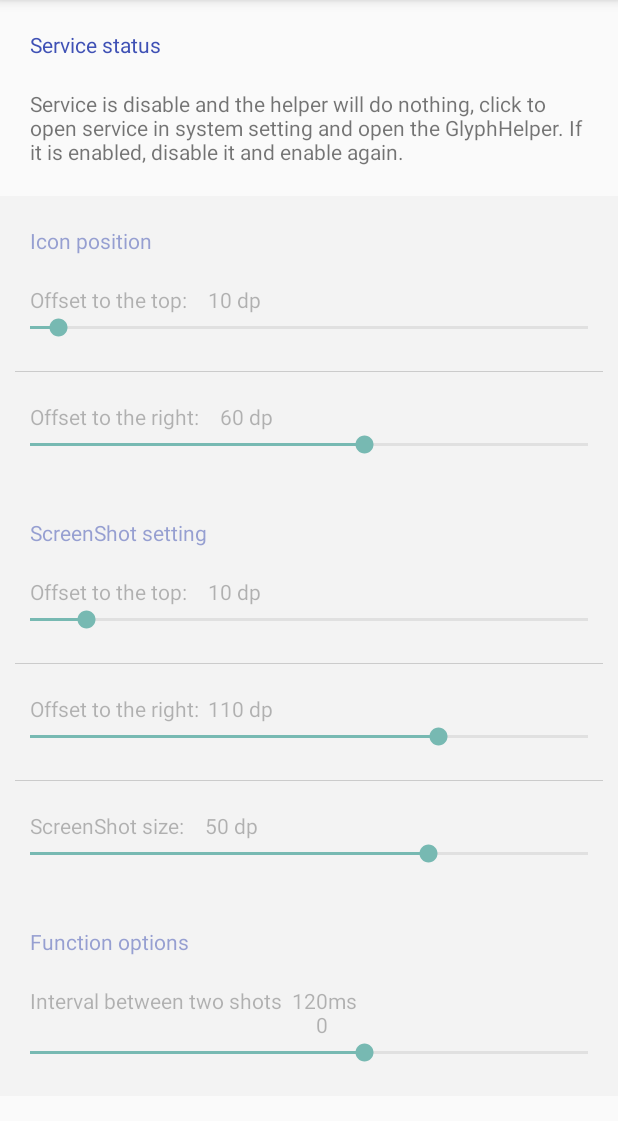
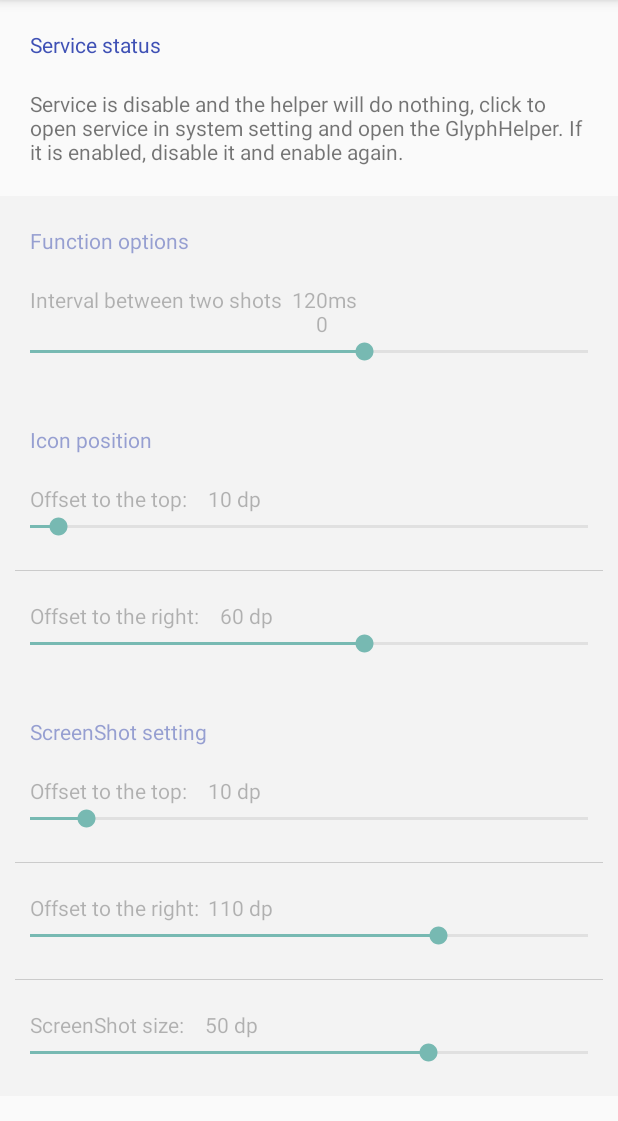
Before and after one commit to GhostFlying/GlyphHelper, an Android app: the screen it shows after launch (MainActivity), on a phone screen of 412 x 824 dp, the part 84-1205 px from its top. Run offline under Robolectric (Android 15) with nearby library versions, the phone set to English and light mode, and no system bars; our stand-ins replace ButterKnife.

Commit message:
improve compatibility with 4.o

```diff
--- a/app/build.gradle
+++ b/app/build.gradle
@@ -15,8 +15,8 @@ android {
         applicationId "com.ghostflying.glyphhelper"
         minSdkVersion 15
         targetSdkVersion 21
-        versionCode 2
-        versionName "1.1"
+        versionCode 3
+        versionName "1.2"
     }
     buildTypes {
         release {
--- a/app/src/main/java/com/ghostflying/glyphhelper/MonitorService.java
+++ b/app/src/main/java/com/ghostflying/glyphhelper/MonitorService.java
@@ -41,6 +41,8 @@ public class MonitorService extends AccessibilityService {
     public static final String SETTING_SCREEN_SHOT_RIGHT_OFFSET_NAME = "screenShotRightOffset";
     public static final String SETTING_SCREEN_SHOT_SIZE_NAME = "screenShotSize";
     public static final String SETTING_SCREEN_SHOT_INTERVAL = "screenShotInterval";
+    public static final String SETTING_IS_SHOW = "isShow";
+    public static final String SETTING_AUTO_SCREEN_SHOT = "autoScreenShot";
     public static final String INGRESS_PACKAGE_NAME = "com.nianticproject.ingress";
 
     public static final int DEFAULT_ICON_TOP_OFFSET = 10;
@@ -49,11 +51,8 @@ public class MonitorService extends AccessibilityService {
     public static final int DEFAULT_SCREEN_SHOT_RIGHT_OFFSET = 110;
     public static final int DEFAULT_SCREEN_SHOT_SIZE = 50;
     public static final int DEFAULT_SCREEN_SHOT_INTERVAL = 1200;
-
-    private static final String SETTING_IS_SHOW = "isShow";
-    private static final String SETTING_AUTO_SCREEN_SHOT = "autoScreenShot";
-    private static final boolean DEFAULT_IS_SHOW = true;
-    private static final boolean DEFAULT_AUTO_SCREEN_SHOT = false;
+    public static final boolean DEFAULT_IS_SHOW = true;
+    public static final boolean DEFAULT_AUTO_SCREEN_SHOT = false;
 
     private static final int GLYPH_TIMEOUT_IN_MILLISECONDS = 30000;
     private static final int SCREEN_SHOT_VIBRATE_TIME_IN_MILLISECONDS = 300;
@@ -274,6 +273,11 @@ public class MonitorService extends AccessibilityService {
         }
     }
 
+    public void updateToggleSetting(boolean isShow, boolean isAuto){
+        mIsShow = isShow;
+        mAutoScreenShot = isAuto;
+    }
+
     public static MonitorService getSharedInstance() {
         return instance;
     }
--- /dev/null
+++ b/app/src/main/res/layout-v16/setting_function.xml
@@ -0,0 +1,51 @@
+<?xml version="1.0" encoding="utf-8"?>
+<LinearLayout xmlns:android="http://schemas.android.com/apk/res/android"
+              android:orientation="vertical"
+              android:layout_width="match_parent"
+              android:layout_height="match_parent">
+
+    <TextView
+        android:text="@string/setting_function"
+        android:textColor="@color/setting_group_title_text_color"
+        android:paddingLeft="@dimen/setting_keyline1"
+        android:paddingRight="@dimen/setting_keyline1"
+        android:paddingTop="@dimen/setting_item_margin_vertical"
+        android:layout_width="match_parent"
+        android:layout_height="wrap_content"/>
+
+    <LinearLayout
+        android:orientation="horizontal"
+        android:paddingLeft="@dimen/setting_keyline1"
+        android:paddingRight="@dimen/setting_keyline1"
+        android:paddingTop="@dimen/setting_item_margin_vertical"
+        android:layout_width="match_parent"
+        android:layout_height="wrap_content">
+
+        <TextView
+            android:text="@string/setting_auto_screenshot_interval"
+            android:layout_width="wrap_content"
+            android:layout_height="wrap_content"/>
+
+        <TextView
+            android:id="@+id/screenshot_interval_value"
+            android:gravity="right"
+            android:layout_width="@dimen/setting_icon_offset_value_width"
+            android:layout_height="wrap_content"/>
+
+        <TextView
+            android:text="@string/ms"
+            android:layout_width="wrap_content"
+            android:layout_height="wrap_content"/>
+
+    </LinearLayout>
+
+    <SeekBar
+        android:id="@+id/screenshot_interval"
+        android:max="2000"
+        android:paddingLeft="@dimen/setting_keyline1"
+        android:paddingRight="@dimen/setting_keyline1"
+        android:paddingBottom="@dimen/setting_item_margin_vertical"
+        android:layout_width="match_parent"
+        android:layout_height="wrap_content"/>
+
+</LinearLayout>
--- a/app/src/main/res/layout/activity_main.xml
+++ b/app/src/main/res/layout/activity_main.xml
@@ -38,11 +38,12 @@
                     android:layout_width="match_parent"
                     android:layout_height="wrap_content">
 
+                    <include layout="@layout/setting_function"/>
+
                     <include layout="@layout/setting_icon_position"/>
 
                     <include layout="@layout/setting_screenshot"/>
 
-                    <include layout="@layout/setting_function"/>
 
                 </LinearLayout>
 
--- a/app/src/main/res/layout/setting_function.xml
+++ b/app/src/main/res/layout/setting_function.xml
@@ -12,6 +12,69 @@
         android:paddingTop="@dimen/setting_item_margin_vertical"
         android:layout_width="match_parent"
         android:layout_height="wrap_content"/>
+
+    <LinearLayout
+        android:id="@+id/show_icon"
+        android:background="@drawable/setting_item_bg"
+        android:orientation="horizontal"
+        android:paddingLeft="@dimen/setting_keyline1"
+        android:paddingRight="@dimen/setting_keyline1"
+        android:paddingTop="@dimen/setting_item_margin_vertical"
+        android:paddingBottom="@dimen/setting_item_margin_vertical"
+        android:layout_width="match_parent"
+        android:layout_height="wrap_content">
+
+        <TextView
+            android:text="@string/setting_show_icon"
+            android:layout_width="wrap_content"
+            android:layout_height="wrap_content"/>
+
+        <Space
+            android:layout_weight="1"
+            android:layout_width="0dp"
+            android:layout_height="match_parent"/>
+
+        <CheckBox
+            android:id="@+id/show_icon_toggle"
+            android:checked="true"
+            android:layout_width="wrap_content"
+            android:layout_height="wrap_content"/>
+
+    </LinearLayout>
+
+    <include layout="@layout/setting_separate" />
+
+    <LinearLayout
+        android:id="@+id/auto_shot"
+        android:background="@drawable/setting_item_bg"
+        android:orientation="horizontal"
+        android:paddingLeft="@dimen/setting_keyline1"
+        android:paddingRight="@dimen/setting_keyline1"
+        android:paddingTop="@dimen/setting_item_margin_vertical"
+        android:paddingBottom="@dimen/setting_item_margin_vertical"
+        android:layout_width="match_parent"
+        android:layout_height="wrap_content">
+
+        <TextView
+            android:text="@string/setting_auto_shot"
+            android:layout_width="wrap_content"
+            android:layout_height="wrap_content"/>
+
+        <Space
+            android:layout_weight="1"
+            android:layout_width="0dp"
+            android:layout_height="match_parent"/>
+
+        <CheckBox
+            android:id="@+id/auto_shot_toggle"
+            android:checked="true"
+            android:layout_width="wrap_content"
+            android:layout_height="wrap_content"/>
+
+    </LinearLayout>
+
+    <include layout="@layout/setting_separate" />
+
 
     <LinearLayout
         android:orientation="horizontal"
--- a/app/src/main/res/values/strings.xml
+++ b/app/src/main/res/values/strings.xml
@@ -36,4 +36,6 @@
     <string name="setting_function">Function options</string>
     <string name="setting_auto_screenshot_interval">Interval between two shots</string>
     <string name="ms">ms</string>
+    <string name="setting_show_icon">Show icon in ingress</string>
+    <string name="setting_auto_shot">Take screenshots automatically</string>
 </resources>
```
Also changed, not shown: app/src/main/java/com/ghostflying/glyphhelper/MainActivity.java (+68 -0 lines).
